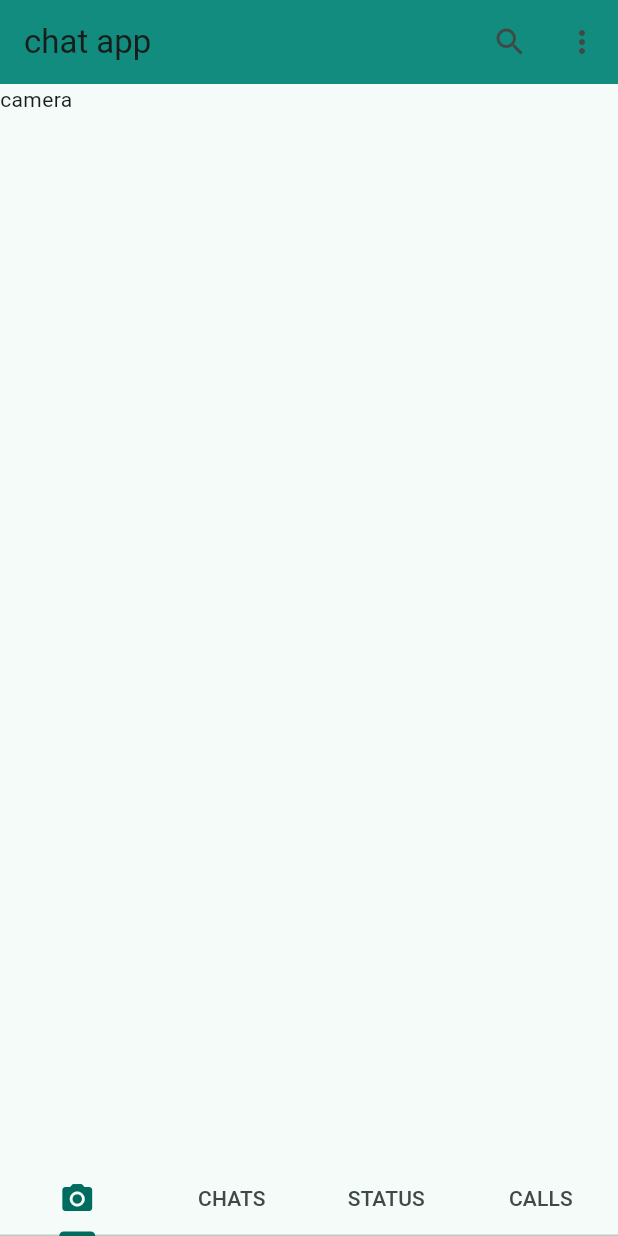
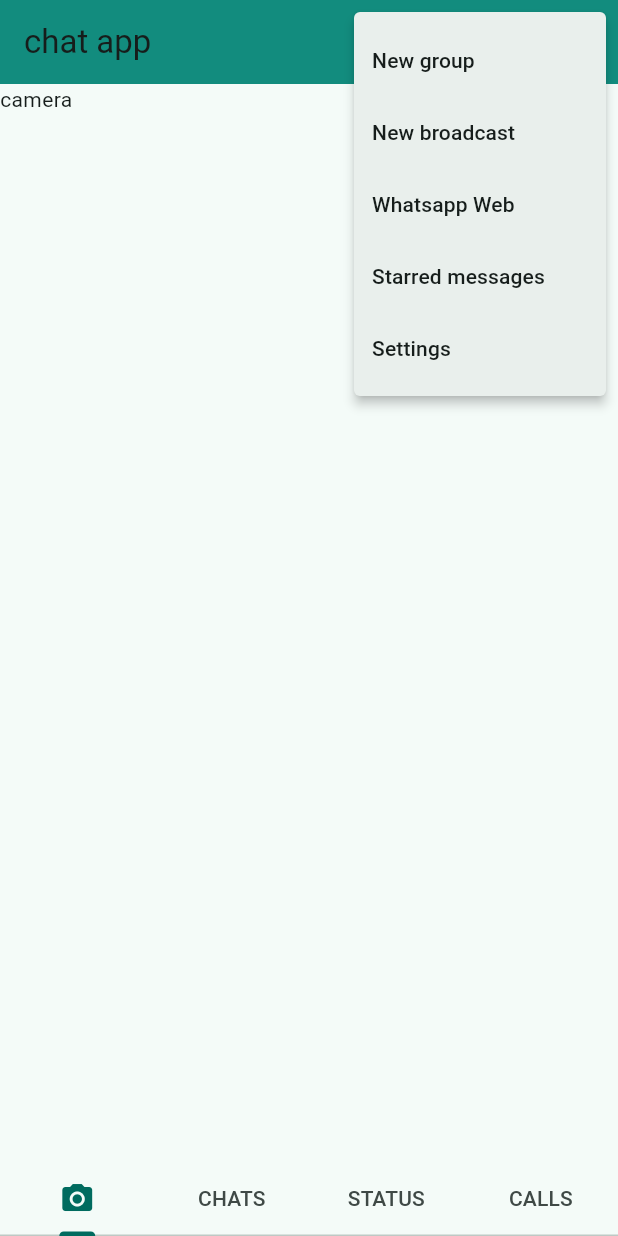
Before and after one commit to sing3demons/flutter_chat_app, a Flutter app: the screen it shows after launch, after a tap on the "more vert" icon, on a phone screen of 412 x 824 dp. Run offline on Flutter 3.47's test engine with Material 2 defaults, Android fonts, the phone set to English and light mode, and no system bars; Roboto replaces fonts that are missing (OpenSans).

Commit message:
Pop Up Menu

```diff
--- /dev/null
+++ b/lib/Pages/ChatPage.dart
@@ -0,0 +1,18 @@
+import 'package:flutter/material.dart';
+
+class ChatPage extends StatefulWidget {
+  ChatPage({Key? key}) : super(key: key);
+
+  @override
+  State<ChatPage> createState() => _ChatPageState();
+}
+
+class _ChatPageState extends State<ChatPage> {
+  @override
+  Widget build(BuildContext context) {
+    return Scaffold(
+      floatingActionButton:
+          FloatingActionButton(onPressed: () {}, child: const Icon(Icons.chat)),
+    );
+  }
+}
--- a/lib/Screens/HomeScreen.dart
+++ b/lib/Screens/HomeScreen.dart
@@ -1,4 +1,5 @@
 import 'package:flutter/material.dart';
+import 'package:flutter_chat_app/Pages/ChatPage.dart';
 
 class HomeScreen extends StatefulWidget {
   HomeScreen({Key? key}) : super(key: key);
@@ -20,25 +21,37 @@ class _HomeScreenState extends State<HomeScreen>
   Widget build(BuildContext context) {
     return Scaffold(
       appBar: AppBar(
-          backgroundColor: Color(0xFF128C7E),
-          title: Text('chat app'),
+          backgroundColor: const Color(0xFF128C7E),
+          title: const Text('chat app'),
           actions: [
-            IconButton(onPressed: () {}, icon: Icon(Icons.search)),
-            IconButton(onPressed: () {}, icon: Icon(Icons.more_vert))
+            IconButton(onPressed: () {}, icon: const Icon(Icons.search)),
+            PopupMenuButton(onSelected: (value) {
+              print(value);
+            }, itemBuilder: (BuildContext context) {
+              return [
+                const PopupMenuItem(
+                    value: 'New group', child: Text('New group')),
+                const PopupMenuItem(
+                    value: 'New broadcast', child: Text('New broadcast')),
+                const PopupMenuItem(
+                    value: 'Whatsapp Web', child: Text('Whatsapp Web')),
+                const PopupMenuItem(
+                    value: 'Starred messages', child: Text('Starred messages')),
+                const PopupMenuItem(value: 'Settings', child: Text('Settings')),
+              ];
+            })
           ]),
-      bottomNavigationBar: TabBar(
-          controller: _controller,
-          tabs: const [
-            Tab(icon: Icon(Icons.camera_alt)),
-            Tab(text: 'CHATS'),
-            Tab(text: 'STATUS'),
-            Tab(text: 'CALLS'),
-          ]),
-      body: TabBarView(controller: _controller, children: const [
-        Text('camera'),
-        Text('Chart'),
-        Text('Status'),
-        Text('Calls'),
+      bottomNavigationBar: TabBar(controller: _controller, tabs: const [
+        Tab(icon: Icon(Icons.camera_alt)),
+        Tab(text: 'CHATS'),
+        Tab(text: 'STATUS'),
+        Tab(text: 'CALLS'),
+      ]),
+      body: TabBarView(controller: _controller, children: [
+        const Text('camera'),
+        ChatPage(),
+        const Text('Status'),
+        const Text('Calls'),
       ]),
     );
   }
```
